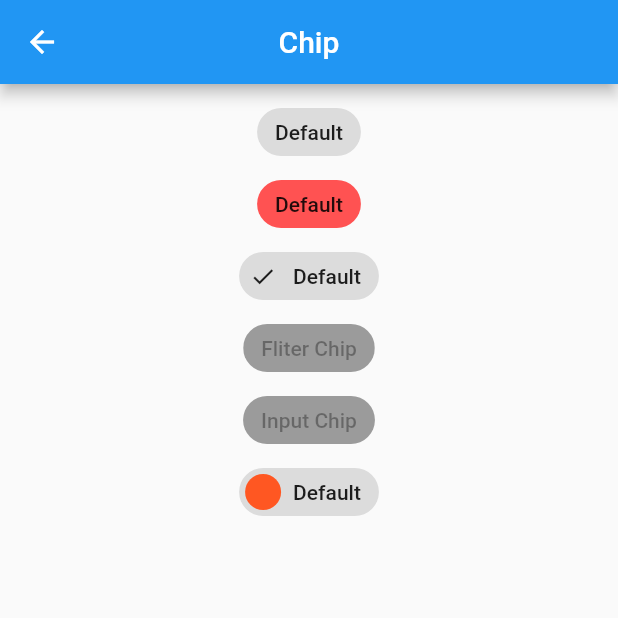
After one commit to jiangkang/flutter-system, a Flutter app: the ChipDemo screen opened by its route, on a phone screen of 412 x 824 dp, the top half of it. The commit adds this screen. Run offline on Flutter 3.47's test engine with Material 2 defaults, Android fonts, the phone set to English and light mode, and no system bars; our stand-ins replace cached_network_image, camera, flutter_markdown, shared_preferences, sqflite, video_player and 1 more; missing offline and left inert: analyzer, build, source_gen; accounts and stored records are empty; network calls fail.

Commit message:
新增appBar & chip demo

```diff
--- /dev/null
+++ b/lib/demos/demo_chip.dart
@@ -0,0 +1,38 @@
+import 'package:flutter/material.dart';
+
+class ChipDemo extends StatelessWidget {
+  @override
+  Widget build(BuildContext context) {
+    return Scaffold(
+      appBar: AppBar(
+        title: Text("Chip"),
+        centerTitle: true,
+      ),
+      body: ListView(
+        padding: EdgeInsets.all(8),
+        children: <Widget>[
+          Chip(label: Text("Default")),
+          Chip(
+            label: Text("Default"),
+            backgroundColor: Colors.redAccent,
+          ),
+          Chip(
+            label: Text("Default"),
+            avatar: Icon(Icons.check),
+          ),
+          FilterChip(label: Text("Fliter Chip"), onSelected: null),
+          InputChip(
+            label: Text("Input Chip"),
+            deleteIcon: Icon(Icons.close),
+          ),
+          Chip(
+            label: Text("Default"),
+            avatar: CircleAvatar(
+              backgroundColor: Colors.deepOrange,
+            ),
+          )
+        ],
+      ),
+    );
+  }
+}
--- a/lib/entries.dart
+++ b/lib/entries.dart
@@ -13,7 +13,9 @@ final List<EntryItem> pageEntries = [
 final List<EntryItem> componentEntries = [
   EntryItem("Show Case 0", "/page/show0", icon: Icons.show_chart),
   EntryItem("Calendar", "/page/calendar", icon: Icons.calendar_today),
-  EntryItem("IconFont", "/component/iconfont", icon: Icons.insert_emoticon)
+  EntryItem("IconFont", "/component/iconfont", icon: Icons.insert_emoticon),
+  EntryItem("Dialogs", "/component/dialogs", icon: Icons.bubble_chart),
+  EntryItem("AppBar", "/component/appbar", icon: Icons.border_top)
 ];
 
 final List<EntryItem> demoEntries = [
@@ -39,6 +41,7 @@ final List<EntryItem> demoEntries = [
   EntryItem("Time", "/demo/time", icon: Icons.access_time),
   EntryItem("Progress Indicator", "/demo/progress_indicator", icon: Icons.loop),
   EntryItem("CustomPaint", "/demo/custompaint", icon: Icons.brush),
+  EntryItem("Chip", "/demo/chip", icon: Icons.crop_7_5),
 ];
 
 final Map<String, IconData> ICONS = {
--- a/lib/page/web_page.dart
+++ b/lib/page/web_page.dart
@@ -48,6 +48,7 @@ class _WebPageState extends State<WebPage> {
                 _loadFinished = true;
               });
             },
+            onWebViewCreated: (controller) {},
             navigationDelegate: (NavigationRequest request) {
               return NavigationDecision.navigate;
             },
--- a/lib/page_routers.dart
+++ b/lib/page_routers.dart
@@ -1,4 +1,5 @@
 import 'package:flutter/material.dart';
+import 'package:flutter_system/component/dialogs.dart';
 import 'package:flutter_system/component/iconfont.dart';
 import 'package:flutter_system/demos/demo_animation.dart';
 import 'package:flutter_system/demos/demo_assets.dart';
@@ -33,6 +34,9 @@ import 'package:flutter_system/page/page_show0.dart';
 import 'package:flutter_system/products/xiyou/xiyou_home.dart';
 import 'package:flutter_system/products/youqi/youqi.dart';
 
+import 'component/component_appbar.dart';
+import 'demos/demo_chip.dart';
+
 /// Page Routers
 final Map<String, WidgetBuilder> pageRouters = {
   "/page/settings": (BuildContext context) => SettingsPage(),
@@ -46,6 +50,8 @@ final Map<String, WidgetBuilder> pageRouters = {
 /// Component Routers
 final Map<String, WidgetBuilder> componentRouters = {
   "/component/iconfont": (BuildContext context) => IconFont(),
+  "/component/dialogs": (BuildContext context) => DialogsPage(),
+  "/component/appbar": (BuildContext context) => AppBarPage(),
 };
 
 /// Demo Routers
@@ -73,6 +79,7 @@ final Map<String, WidgetBuilder> demoRouters = {
   "/demo/time": (BuildContext context) => TimeDemo(),
   "/demo/progress_indicator": (BuildContext context) => ProgressIndicatorDemo(),
   "/demo/custompaint": (BuildContext context) => CustomPaintDemo(),
+  "/demo/chip": (BuildContext context) => ChipDemo(),
 };
 
 /// Product Routers
```
Also changed, not shown: lib/component/component_appbar.dart (added, +42 -0 lines), lib/component/dialogs.dart (added, +97 -0 lines), lib/demos/demo_http.dart (+10 -1 lines), pubspec.lock, 1 other file.
